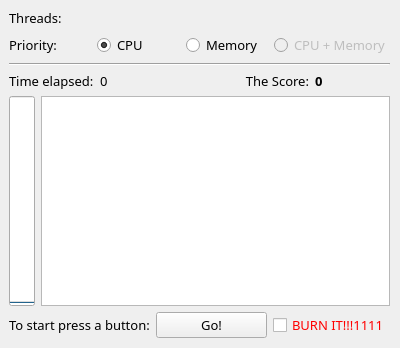
Before: the Qt Designer form mainwindow.ui in ElwooD07/DENchMark, drawn with Qt 5.
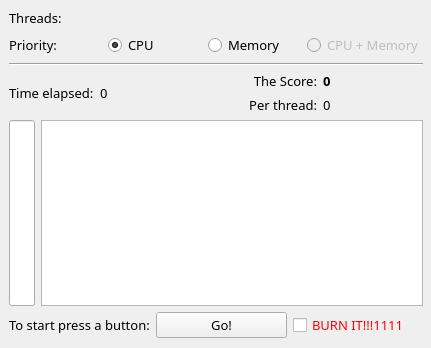
After: the same form once the commit is applied.

Commit message: Implemented test stages and keeper class for it. Implemented progress counting in GUI. Changed priorities for process and threads. Added TestParameters structure for describing initial state of the test.

```diff
--- a/mainwindow.ui
+++ b/mainwindow.ui
@@ -6,7 +6,7 @@
    <rect>
     <x>0</x>
     <y>0</y>
-    <width>400</width>
+    <width>431</width>
     <height>348</height>
    </rect>
   </property>
@@ -28,7 +28,7 @@
      <rect>
       <x>-1</x>
       <y>-1</y>
-      <width>401</width>
+      <width>434</width>
       <height>349</height>
      </rect>
     </property>
@@ -148,7 +148,7 @@
          </property>
          <property name="minimumSize">
           <size>
-           <width>75</width>
+           <width>120</width>
            <height>0</height>
           </size>
          </property>
@@ -161,6 +161,14 @@
         </widget>
        </item>
        <item>
+        <layout class="QGridLayout" name="gridLayout">
+         <property name="leftMargin">
+          <number>0</number>
+         </property>
+         <property name="topMargin">
+          <number>0</number>
+         </property>
+         <item row="0" column="0">
         <widget class="QLabel" name="lblScoreCaption">
          <property name="sizePolicy">
           <sizepolicy hsizetype="Expanding" vsizetype="Preferred">
@@ -176,7 +184,7 @@
          </property>
         </widget>
        </item>
-       <item>
+         <item row="0" column="1">
         <widget class="QLabel" name="lblScore">
          <property name="sizePolicy">
           <sizepolicy hsizetype="Fixed" vsizetype="Preferred">
@@ -186,7 +194,7 @@
          </property>
          <property name="minimumSize">
           <size>
-           <width>75</width>
+             <width>100</width>
            <height>0</height>
           </size>
          </property>
@@ -198,6 +206,28 @@
          </property>
         </widget>
        </item>
+         <item row="1" column="0">
+          <widget class="QLabel" name="lblPerThreadCaption">
+           <property name="text">
+            <string>Per thread:</string>
+           </property>
+           <property name="alignment">
+            <set>Qt::AlignRight|Qt::AlignTrailing|Qt::AlignVCenter</set>
+           </property>
+          </widget>
+         </item>
+         <item row="1" column="1">
+          <widget class="QLabel" name="lblPerThread">
+           <property name="styleSheet">
+            <string notr="true">font-weight: bolder;</string>
+           </property>
+           <property name="text">
+            <string>0</string>
+           </property>
+          </widget>
+         </item>
+        </layout>
+       </item>
       </layout>
      </item>
      <item>
@@ -217,7 +247,7 @@
           <enum>Qt::Vertical</enum>
          </property>
          <property name="invertedAppearance">
-          <bool>false</bool>
+          <bool>true</bool>
          </property>
         </widget>
        </item>
```
Lines whose indentation alone changed are shown as unchanged. The commit also changes 13 other files.
